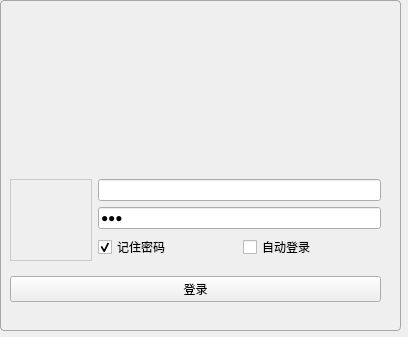
Above: loginwidget.ui from 1010878366/MyChatClient before the change. Below: the same form after it.
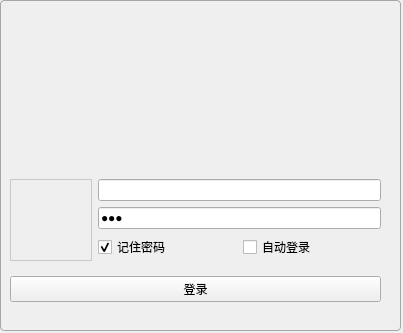
That is the form after the change. Icons and pictures are not drawn. Custom widgets are drawn as their Qt base class.

```diff
--- a/loginwidget.ui
+++ b/loginwidget.ui
@@ -6,8 +6,8 @@
    <rect>
     <x>0</x>
     <y>0</y>
-    <width>408</width>
-    <height>337</height>
+    <width>403</width>
+    <height>333</height>
    </rect>
   </property>
   <property name="windowTitle">
```
